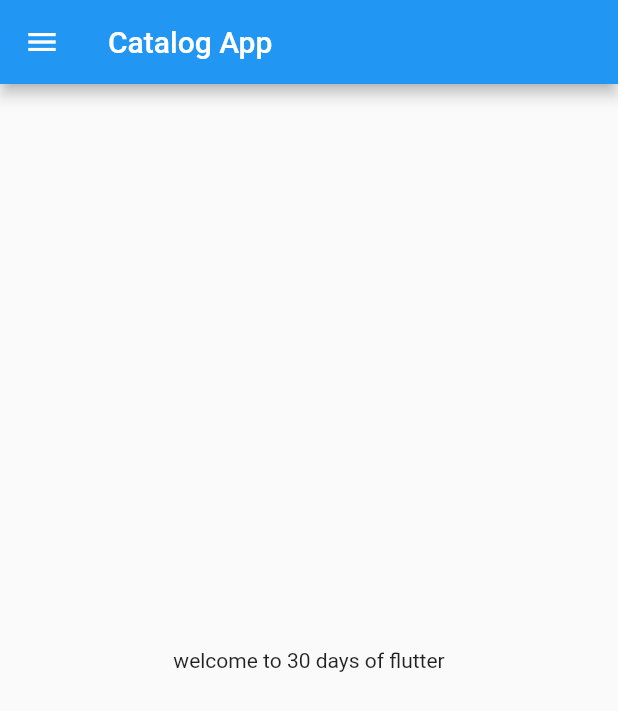
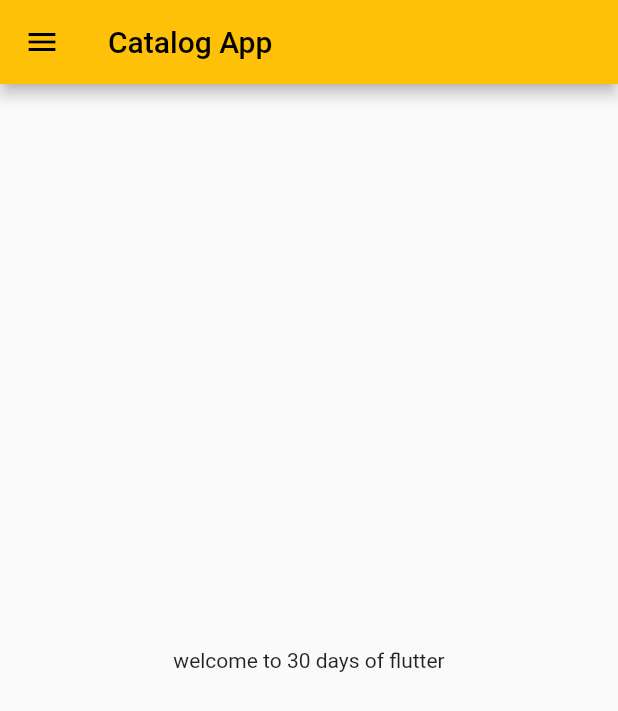
Before and after one commit to avanish460/30daysof-Flutter, a Flutter app: the screen it shows after launch, on a phone screen of 412 x 824 dp. Shown: the top 711 px of the screen. Run offline on Flutter 3.47's test engine with Material 2 defaults, Android fonts, the phone set to English and light mode, and no system bars.

Commit message:
darktheme,lighttheme,textstyling,routing,class,methods,funs

```diff
--- a/lib/main.dart
+++ b/lib/main.dart
@@ -1,5 +1,6 @@
 import 'package:flutter/material.dart';
-import 'home_page.dart';
+import 'package:flutter_catalog/pages/login_page.dart';
+import 'pages/home_page.dart';
 
 void main() {
   runApp(MyApp());
@@ -11,7 +12,17 @@ class MyApp extends StatelessWidget {
   @override
   Widget build(BuildContext context) {
     return MaterialApp(
-      home: Homepage(),
+      themeMode: ThemeMode.light,
+      theme: ThemeData(primarySwatch: Colors.amber),
+      darkTheme: ThemeData(
+        brightness: Brightness.dark,
+      ),
+      initialRoute: "/home",
+      routes: {
+        "/":(context) => LoginPage(),
+        "/home":(context) => HomePage(),
+        "/login":(context) => LoginPage()
+      },
     );
   }
 }
--- a/lib/home_page.dart
+++ b/lib/pages/home_page.dart
@@ -1,6 +1,6 @@
 import 'package:flutter/material.dart';
 
-class Homepage extends StatelessWidget {
+class HomePage extends StatelessWidget {
   int days = 30;
 
   @override
```
Also changed, not shown: lib/pages/login_page.dart (added, +20 -0 lines), flutter_01.png (added).
